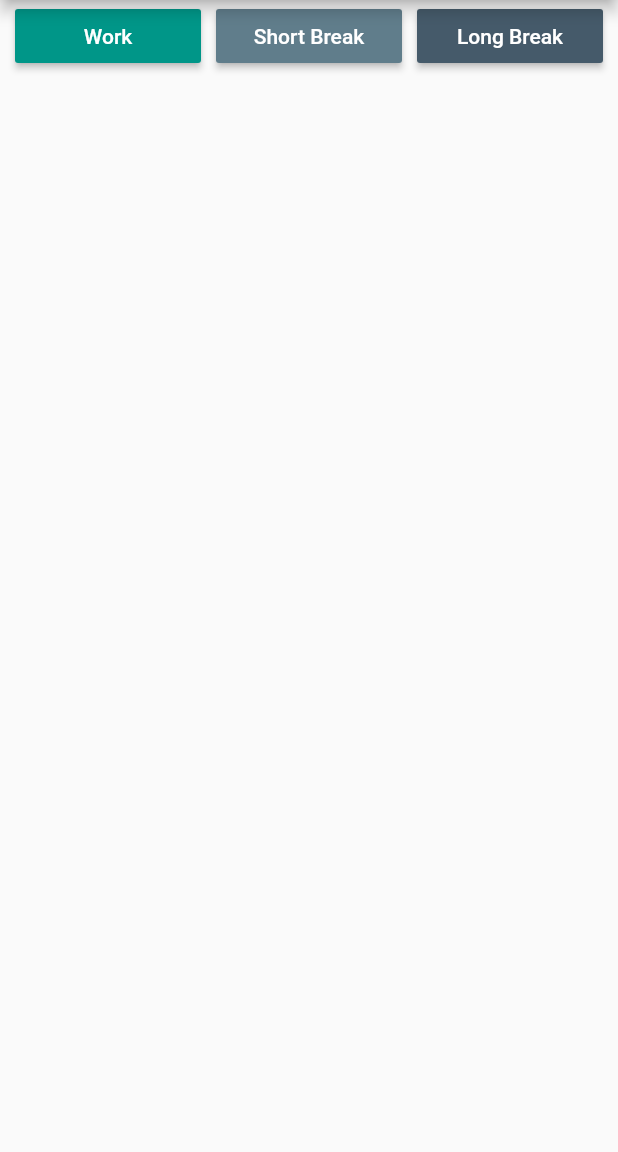
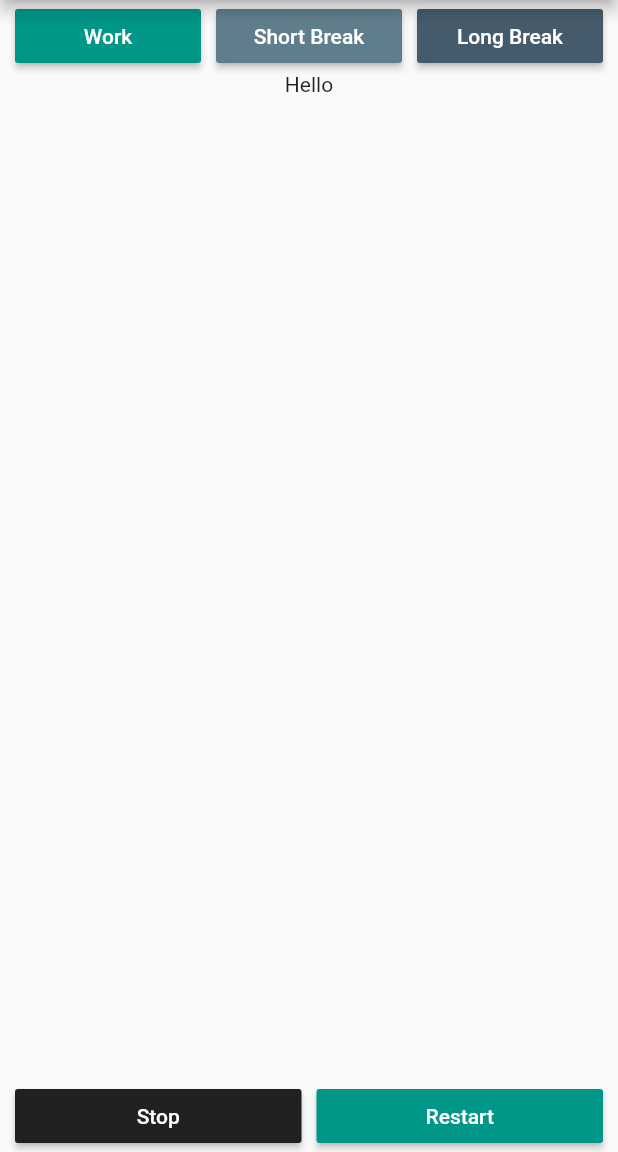
Before and after one commit to Guiffou-Joel/productivity_timer, a Flutter app: the screen it shows after launch, on a phone screen of 412 x 824 dp, the part 84-1236 px from its top. Run offline on Flutter 3.47's test engine with Material 2 defaults, Android fonts, the phone set to English and light mode, and no system bars.

Commit message:
Bottom Buttons OK

```diff
--- a/lib/main.dart
+++ b/lib/main.dart
@@ -59,6 +59,28 @@ class TimerHomePage extends StatelessWidget {
               Padding(padding: EdgeInsets.all(defaultPadding)),
             ],
           ),
+          Expanded(child: Text("Hello")),
+          Row(
+            children: <Widget>[
+              Padding(padding: EdgeInsets.all(defaultPadding)),
+              Expanded(
+                child: ProductivityButton(
+                  color: Color(0xff212121),
+                  text: "Stop",
+                  onPressed: emptyMethod,
+                ),
+              ),
+              Padding(padding: EdgeInsets.all(defaultPadding)),
+              Expanded(
+                child: ProductivityButton(
+                  color: Color(0xff009688),
+                  text: "Restart",
+                  onPressed: emptyMethod,
+                ),
+              ),
+              Padding(padding: EdgeInsets.all(defaultPadding)),
+            ],
+          ),
         ],
       ),
     );
```
